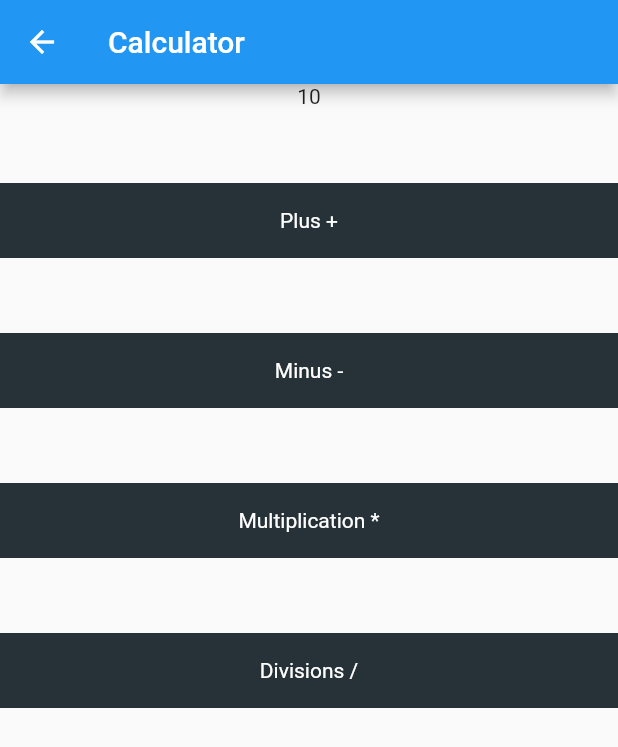
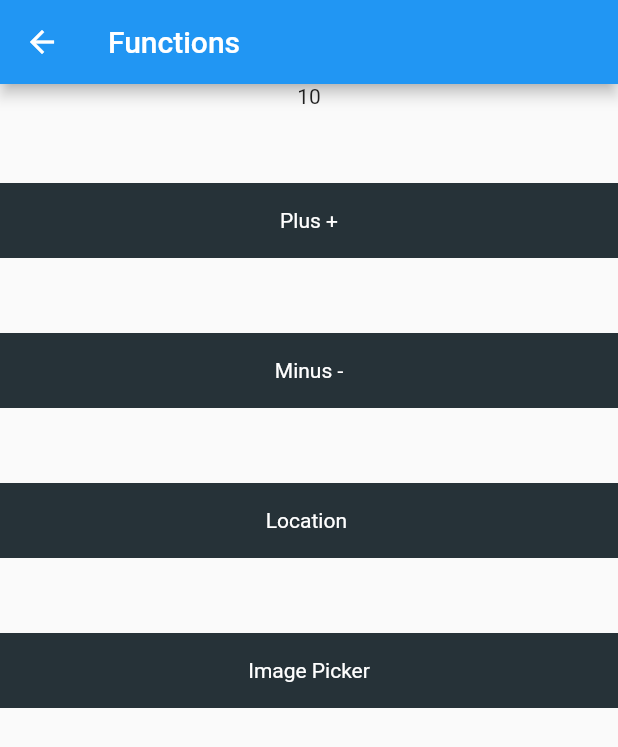
Before and after one commit to anika26452/basicflutterApp, a Flutter app: the Calculator screen opened by its route, on a phone screen of 412 x 824 dp. Shown: the top 747 px of the screen. Run offline on Flutter 3.47's test engine with Material 2 defaults, Android fonts, the phone set to English and light mode, and no system bars; our stand-ins replace fluttertoast, geocoding, geolocator, get.

Commit message:
Location and Imagepicker added

```diff
--- a/lib/src/Modules/calculator.dart
+++ b/lib/src/Modules/calculator.dart
@@ -22,7 +22,7 @@ class _CalculatorState extends State<Calculator> {
     return Scaffold(
       appBar: AppBar(
           title: const Text(
-        "Calculator",
+        "Functions",
       )),
       body: Center(
           child: Column(children: [
@@ -68,7 +68,7 @@ class _CalculatorState extends State<Calculator> {
         ),
         GestureDetector(
           onTap: () {
-            Utils.showToast("Multiplication");
+            Utils.showToast("Location");
             Get.to(LocationPage());
           },
           child: Container(
@@ -76,7 +76,7 @@ class _CalculatorState extends State<Calculator> {
             height: 50,
             child: Center(
                 child: const Text(
-              "Multiplication *",
+              "Location ",
               style: TextStyle(color: Colors.white),
             )),
             decoration: BoxDecoration(color: Colors.blueGrey[900]),
@@ -87,7 +87,7 @@ class _CalculatorState extends State<Calculator> {
         ),
         GestureDetector(
           onTap: () {
-            Utils.showToast("Division");
+            Utils.showToast("Image Picker");
             Get.to(ImageLoad());
           },
           child: Container(
@@ -95,7 +95,7 @@ class _CalculatorState extends State<Calculator> {
             height: 50,
             child: Center(
                 child: const Text(
-              "Divisions /",
+              "Image Picker",
               style: TextStyle(color: Colors.white),
             )),
             decoration: BoxDecoration(color: Colors.blueGrey[900]),
```
